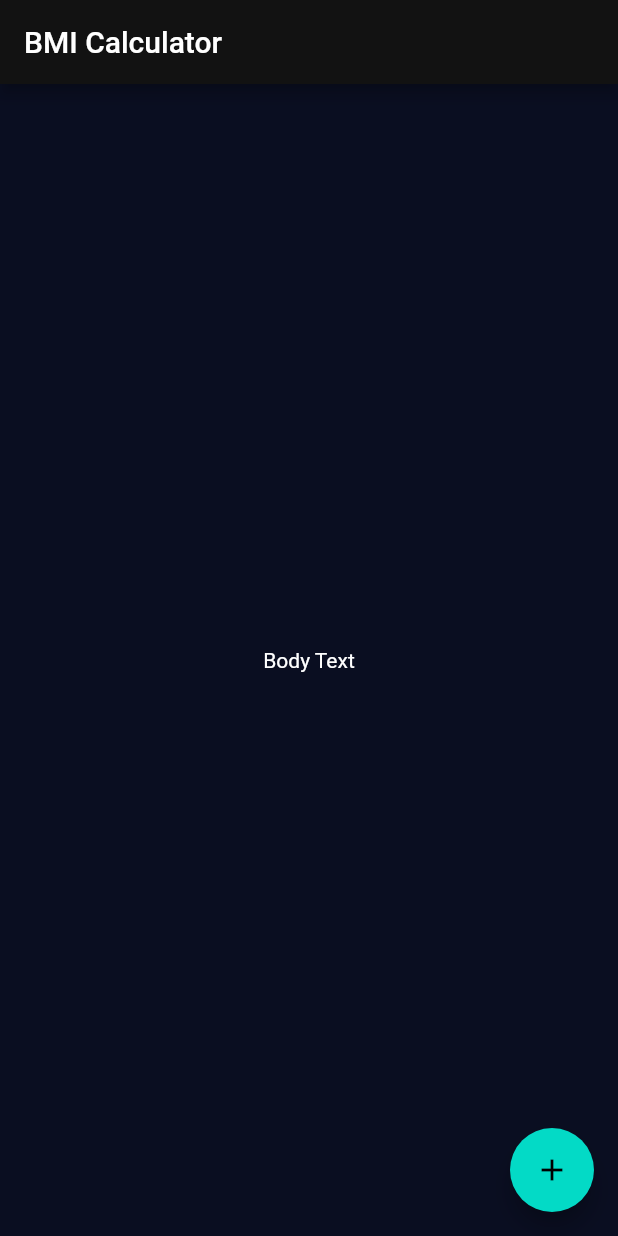
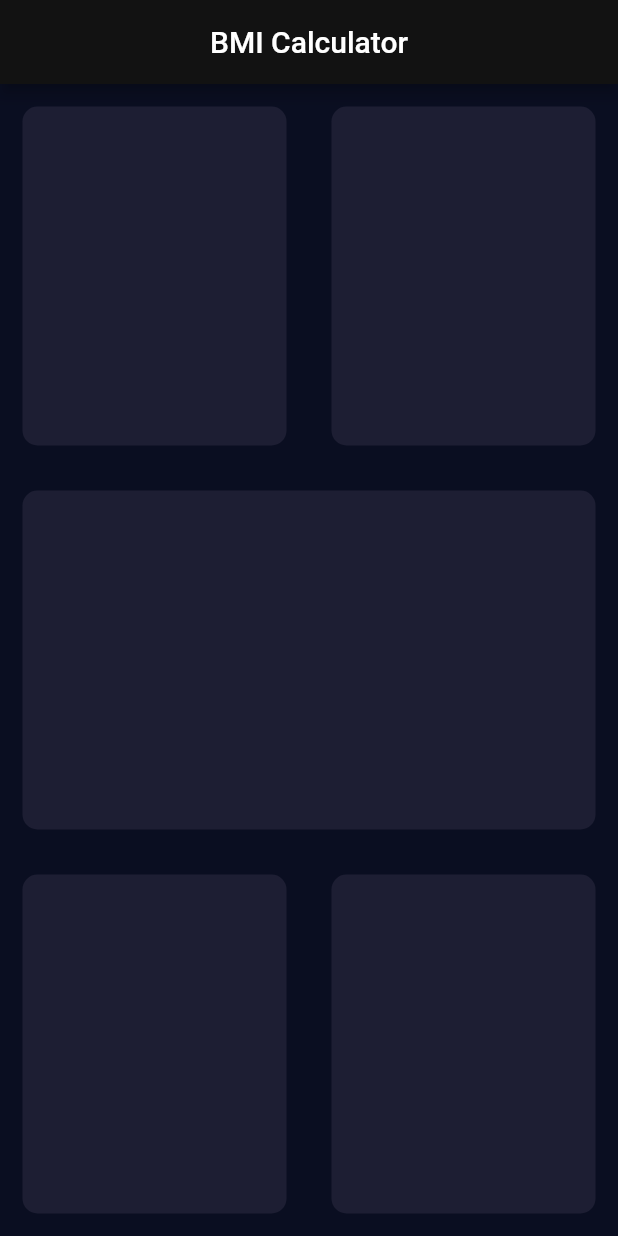
Before and after one commit to AlaaEddinAlbarghoth/bmi_calculator, a Flutter app: the screen it shows after launch, on a phone screen of 412 x 824 dp. Run offline on Flutter 3.47's test engine with Material 2 defaults, Android fonts, the phone set to English and light mode, and no system bars.

Commit message:
[ADD] Custom widget

```diff
--- /dev/null
+++ b/lib/ui/custom_widgets/reusable_card.dart
@@ -0,0 +1,18 @@
+import 'package:flutter/material.dart';
+
+class ReusableCard extends StatelessWidget {
+  ReusableCard({Key? key, required this.colour}) : super(key: key);
+
+  Color colour;
+
+  @override
+  Widget build(BuildContext context) {
+    return Container(
+      margin: const EdgeInsets.all(15.0),
+      decoration: BoxDecoration(
+        color: colour,
+        borderRadius: BorderRadius.circular(10.0),
+      ),
+    );
+  }
+}
--- a/lib/ui/input_page.dart
+++ b/lib/ui/input_page.dart
@@ -1,4 +1,5 @@
 import 'package:flutter/material.dart';
+import 'custom_widgets/reusable_card.dart';
 
 class InputPage extends StatefulWidget {
   const InputPage({Key? key}) : super(key: key);
@@ -12,12 +13,50 @@ class _InputPageState extends State<InputPage> {
   Widget build(BuildContext context) {
     return Scaffold(
       appBar: AppBar(
-        title: const Text('BMI Calculator'),
+        title: const Center(child: Text('BMI Calculator')),
       ),
-      body: const Center(child: Text('Body Text')),
-      floatingActionButton: FloatingActionButton(
-        onPressed: (() {}),
-        child: const Icon(Icons.add),
+      body: SafeArea(
+        child: Column(
+          children: [
+            Expanded(
+              child: Row(
+                children: [
+                  Expanded(
+                    child: ReusableCard(
+                      colour: Color(0xFF1D1E33),
+                    ),
+                  ),
+                  Expanded(
+                    child: ReusableCard(
+                      colour: Color(0xFF1D1E33),
+                    ),
+                  ),
+                ],
+              ),
+            ),
+            Expanded(
+              child: ReusableCard(
+                colour: Color(0xFF1D1E33),
+              ),
+            ),
+            Expanded(
+              child: Row(
+                children: [
+                  Expanded(
+                    child: ReusableCard(
+                      colour: Color(0xFF1D1E33),
+                    ),
+                  ),
+                  Expanded(
+                    child: ReusableCard(
+                      colour: Color(0xFF1D1E33),
+                    ),
+                  ),
+                ],
+              ),
+            ),
+          ],
+        ),
       ),
     );
   }
```
